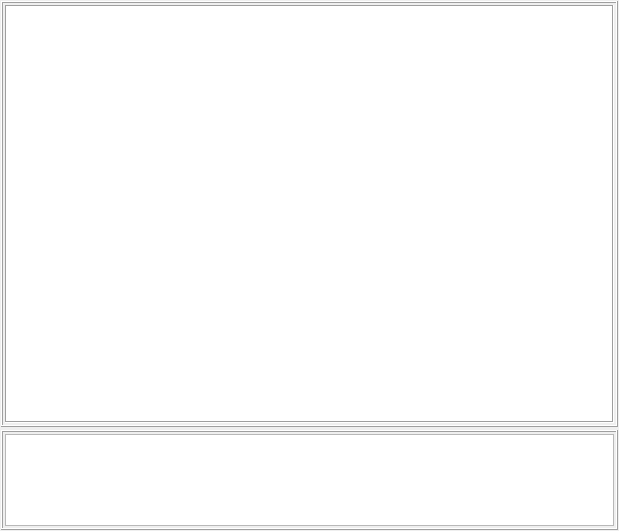
Above: MSG_Client/Frames/ChatWidget/ChatWidget.ui from KillerOfFriend/MSG before the change. Below: the same form after it.
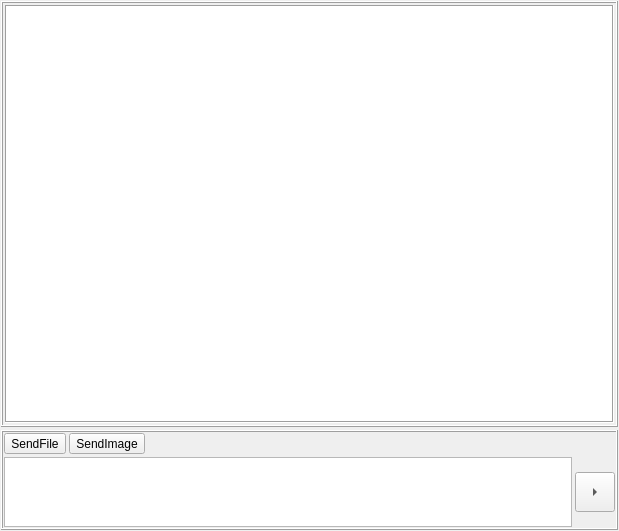
That is the form after the change.

```diff
--- a/MSG_Client/Frames/ChatWidget/ChatWidget.ui
+++ b/MSG_Client/Frames/ChatWidget/ChatWidget.ui
@@ -79,23 +79,73 @@
      </property>
      <layout class="QGridLayout" name="gridLayout_2">
       <property name="leftMargin">
-       <number>2</number>
+       <number>1</number>
       </property>
       <property name="topMargin">
-       <number>2</number>
+       <number>1</number>
       </property>
       <property name="rightMargin">
-       <number>2</number>
+       <number>1</number>
       </property>
       <property name="bottomMargin">
-       <number>2</number>
+       <number>1</number>
       </property>
       <property name="spacing">
-       <number>2</number>
+       <number>3</number>
       </property>
-      <item row="0" column="0">
+      <item row="1" column="0">
        <widget class="QPlainTextEdit" name="ChatMessagePlainTextEdit"/>
       </item>
+      <item row="0" column="0">
+       <layout class="QHBoxLayout" name="FitchHorizontalLayout">
+        <item>
+         <widget class="QToolButton" name="btnSendFile">
+          <property name="text">
+           <string>SendFile</string>
+          </property>
+         </widget>
+        </item>
+        <item>
+         <widget class="QToolButton" name="btnSendImage">
+          <property name="text">
+           <string>SendImage</string>
+          </property>
+         </widget>
+        </item>
+        <item>
+         <spacer name="horizontalSpacer">
+          <property name="orientation">
+           <enum>Qt::Horizontal</enum>
+          </property>
+          <property name="sizeHint" stdset="0">
+           <size>
+            <width>40</width>
+            <height>20</height>
+           </size>
+          </property>
+         </spacer>
+        </item>
+       </layout>
+      </item>
+      <item row="1" column="2">
+       <widget class="QToolButton" name="btnSendTextMessage">
+        <property name="minimumSize">
+         <size>
+          <width>40</width>
+          <height>40</height>
+         </size>
+        </property>
+        <property name="text">
+         <string>SendText</string>
+        </property>
+        <property name="autoRaise">
+         <bool>false</bool>
+        </property>
+        <property name="arrowType">
+         <enum>Qt::RightArrow</enum>
+        </property>
+       </widget>
+      </item>
      </layout>
     </widget>
    </item>
```
